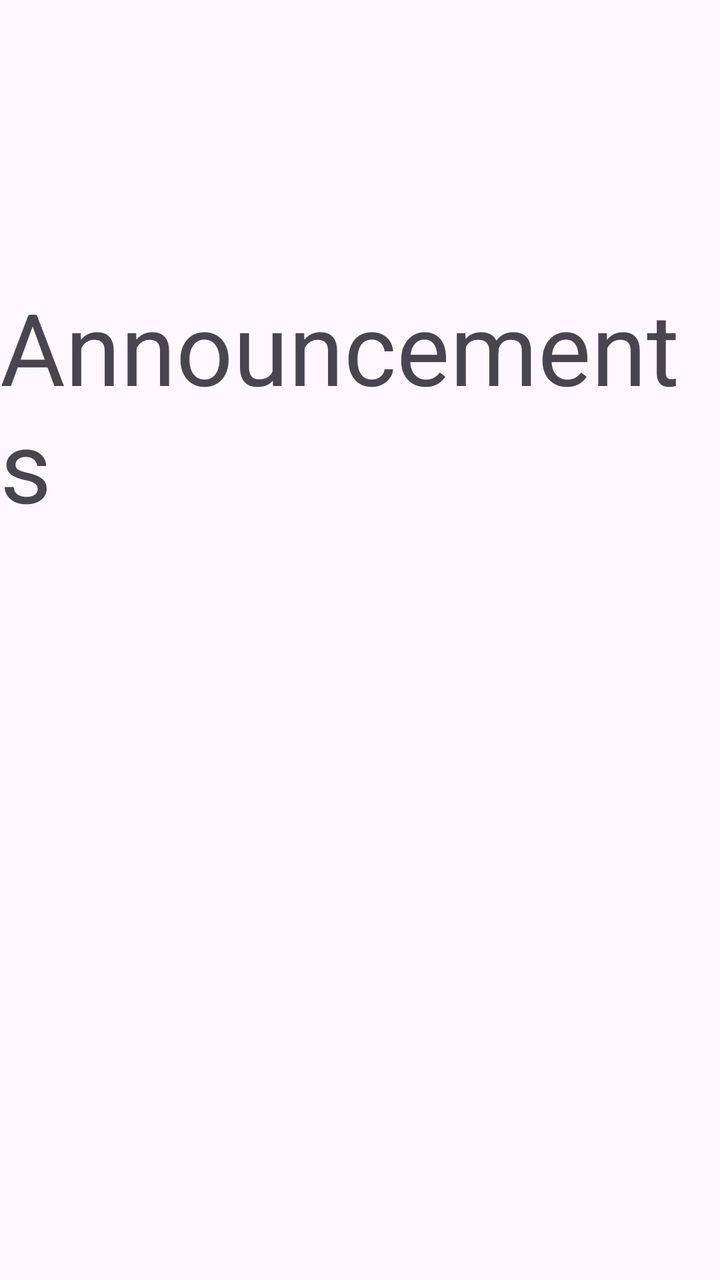
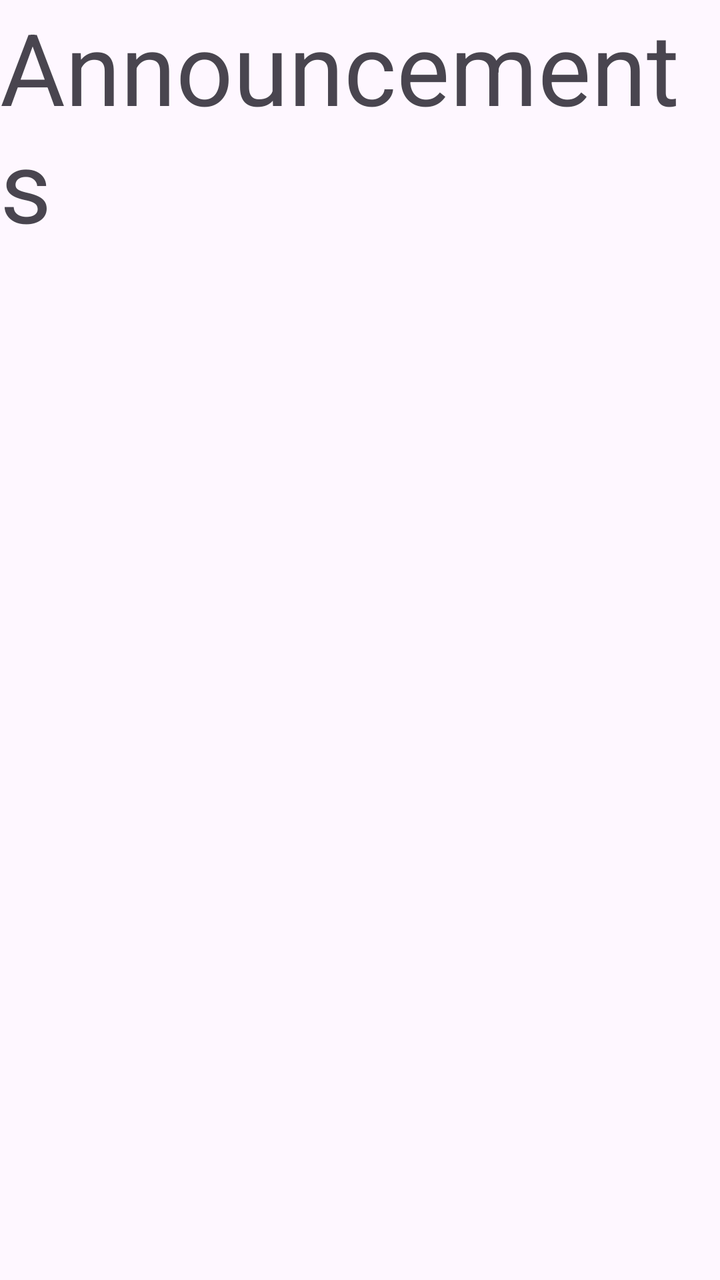

Before-and-after screenshots of an Android layout around one commit, followed by the original layout XML and the change that was made.
<!-- AndroidManifest.xml: application theme Theme.EduView -->
<!-- res/layout/fragment_announcements.xml -->
<?xml version="1.0" encoding="utf-8"?>
<FrameLayout xmlns:android="http://schemas.android.com/apk/res/android"
    xmlns:tools="http://schemas.android.com/tools"
    android:layout_width="match_parent"
    android:layout_height="match_parent"
    tools:context=".Announcements">

    
    <TextView
        android:layout_width="match_parent"
        android:layout_height="match_parent"
        android:text="Announcements"
        android:textSize="50sp"
        android:layout_marginTop="140dp"/>

</FrameLayout>
<!-- resources referenced by this layout -->
<resources>
  <style name="Theme.EduView" parent="Base.Theme.EduView" />
  <style name="Base.Theme.EduView" parent="Theme.Material3.DayNight.NoActionBar">
          
          
      </style>
</resources>

<!-- the commit's change to res/layout/fragment_announcements.xml (unified diff, before → after) -->
@@ -10,7 +10,6 @@
         android:layout_width="match_parent"
         android:layout_height="match_parent"
         android:text="Announcements"
-        android:textSize="50sp"
-        android:layout_marginTop="140dp"/>
+        android:textSize="50sp" />
 
 </FrameLayout>
